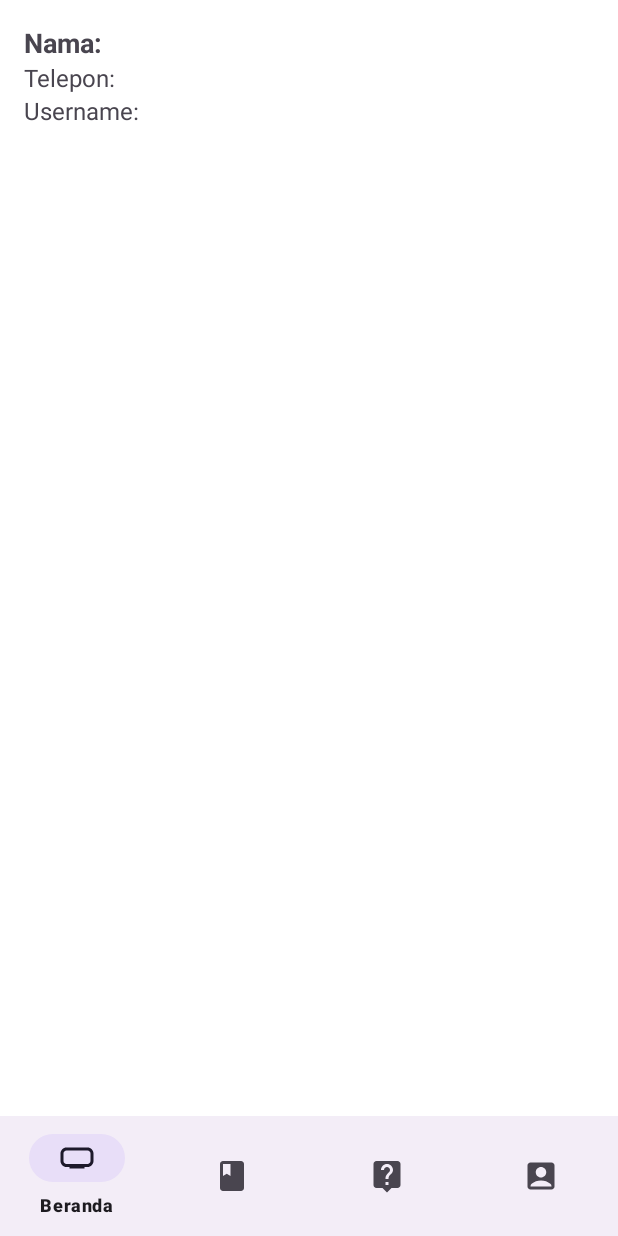
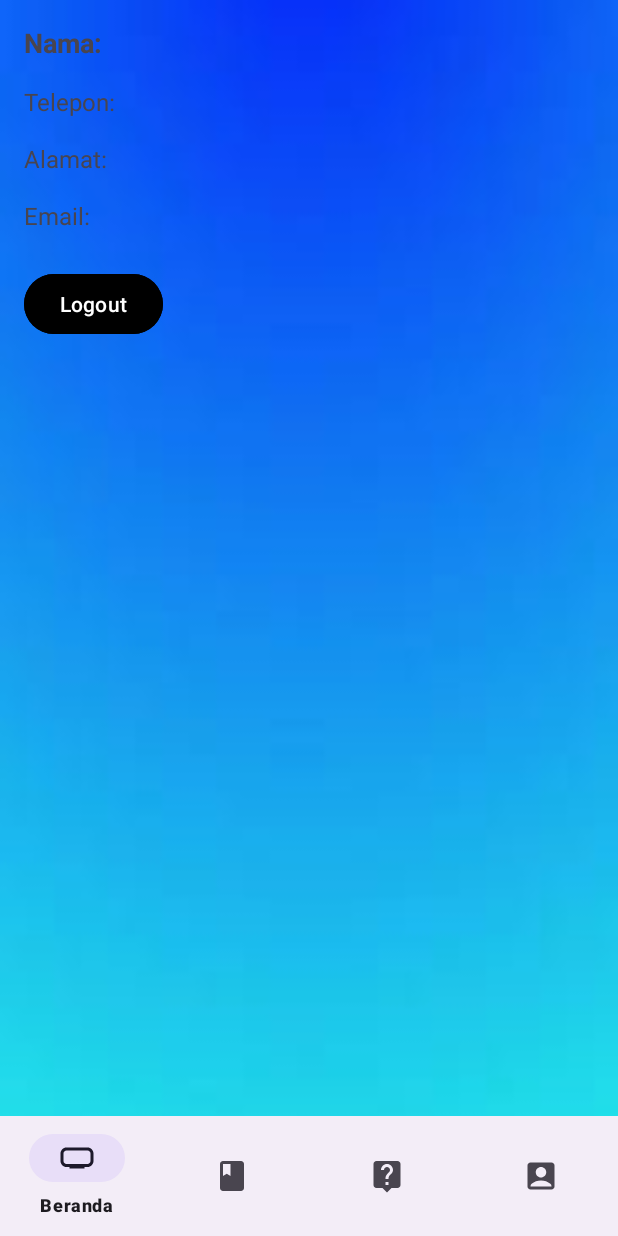
Before and after one commit to farhannovaldi/AplikasiDonasiMakanan, an Android app: the fragment AkunFragment placed in its activity, on a phone screen of 412 x 824 dp. Run offline under Robolectric (Android 15) with nearby library versions, the phone set to English and light mode, and no system bars; our stand-ins replace Firebase (no records; nobody signed in at launch, a user with empty details on screens opened directly).

Commit message:
Penambahan mainactivity

```diff
--- a/app/src/main/java/com/project/nvl/aplikasidonasimakanan/AkunFragment.java
+++ b/app/src/main/java/com/project/nvl/aplikasidonasimakanan/AkunFragment.java
@@ -1,9 +1,12 @@
 package com.project.nvl.aplikasidonasimakanan;
 
+import android.content.Intent;
 import android.os.Bundle;
+import android.util.Log;
 import android.view.LayoutInflater;
 import android.view.View;
 import android.view.ViewGroup;
+import android.widget.Button;
 import android.widget.TextView;
 
 import androidx.annotation.NonNull;
@@ -20,58 +23,74 @@ import com.google.firebase.database.ValueEventListener;
 
 public class AkunFragment extends Fragment {
 
-    private TextView namaTextView;
-    private TextView teleponTextView;
-    private TextView usernameTextView;
+    private TextView textNama;
+    private TextView textTelepon;
+    private TextView textAlamat;
+    private TextView textEmail;
+    private Button btnLogout; // Tambahkan ini
 
-    private FirebaseAuth mAuth;
-    private DatabaseReference usersRef;
-
+    @Nullable
     @Override
-    public View onCreateView(LayoutInflater inflater, ViewGroup container,
-                             Bundle savedInstanceState) {
-        // Inflate the layout for this fragment
+    public View onCreateView(@NonNull LayoutInflater inflater, @Nullable ViewGroup container, @Nullable Bundle savedInstanceState) {
         View view = inflater.inflate(R.layout.fragment_akun, container, false);
 
-        namaTextView = view.findViewById(R.id.namaTextView);
-        teleponTextView = view.findViewById(R.id.teleponTextView);
-        usernameTextView = view.findViewById(R.id.usernameTextView);
+        // Inisialisasi view
+        textNama = view.findViewById(R.id.textNama);
+        textTelepon = view.findViewById(R.id.textTelepon);
+        textAlamat = view.findViewById(R.id.textAlamat);
+        textEmail = view.findViewById(R.id.textEmail);
+        btnLogout = view.findViewById(R.id.btnLogout); // Tambahkan ini
 
-        mAuth = FirebaseAuth.getInstance();
-        FirebaseUser currentUser = mAuth.getCurrentUser();
+        FirebaseUser currentUser = FirebaseAuth.getInstance().getCurrentUser();
 
         if (currentUser != null) {
-            String uid = currentUser.getUid();
-            usersRef = FirebaseDatabase.getInstance().getReference().child("users").child(uid);
+            DatabaseReference userRef = FirebaseDatabase.getInstance().getReference().child("users").child(currentUser.getUid());
 
-            usersRef.addValueEventListener(new ValueEventListener() {
+            userRef.addValueEventListener(new ValueEventListener() {
                 @Override
-                public void onDataChange(@NonNull DataSnapshot dataSnapshot) {
-                    if (dataSnapshot.exists()) {
-                        String nama = dataSnapshot.child("nama").getValue(String.class);
-                        String telepon = dataSnapshot.child("telepon").getValue(String.class);
-                        String username = dataSnapshot.child("username").getValue(String.class);
+                public void onDataChange(@NonNull DataSnapshot snapshot) {
+                    if (snapshot.exists()) {
+                        Log.d("AkunFragment", "DataSnapshot: " + snapshot.getValue());
 
-                        // Set nilai TextView sesuai dengan data pengguna
-                        if (nama != null) {
-                            namaTextView.setText("Nama: " + nama);
-                        }
-                        if (telepon != null) {
-                            teleponTextView.setText("Telepon: " + telepon);
-                        }
-                        if (username != null) {
-                            usernameTextView.setText("Username: " + username);
-                        }
+                        String nama = snapshot.child("nama").getValue(String.class);
+                        String email = currentUser.getEmail();
+
+                        textNama.setText("Nama: " + nama);
+                        textEmail.setText("Email: " + email);
+
+                        // Mengambil data telepon dan alamat dari database
+                        String telepon = snapshot.child("telepon").getValue(String.class);
+                        String alamat = snapshot.child("alamat").getValue(String.class);
+
+                        Log.d("AkunFragment", "Telepon: " + telepon);
+                        Log.d("AkunFragment", "Alamat: " + alamat);
+
                     }
                 }
 
+
+
                 @Override
-                public void onCancelled(@NonNull DatabaseError databaseError) {
-                    // Handle errors
+                public void onCancelled(@NonNull DatabaseError error) {
+                    // Handle kegagalan baca data
                 }
             });
         }
 
+        btnLogout.setOnClickListener(new View.OnClickListener() {
+            @Override
+            public void onClick(View v) {
+                logout();
+            }
+        });
+
         return view;
     }
+
+    public void logout() {
+        FirebaseAuth.getInstance().signOut();
+        Intent intent = new Intent(getActivity(), LoginActivity.class);
+        startActivity(intent);
+        getActivity().finish();
+    }
 }
--- a/app/src/main/res/layout/activity_login.xml
+++ b/app/src/main/res/layout/activity_login.xml
@@ -50,11 +50,11 @@
             android:src="@drawable/logo_apk" />
 
         <EditText
-            android:id="@+id/userName"
+            android:id="@+id/userEmail"
             android:layout_width="match_parent"
             android:layout_height="wrap_content"
             android:layout_marginBottom="8dp"
-            android:hint="Username"
+            android:hint="Email"
             android:inputType="textEmailAddress"
             android:padding="12dp" />
 
--- a/app/src/main/res/layout/fragment_akun.xml
+++ b/app/src/main/res/layout/fragment_akun.xml
@@ -1,32 +1,56 @@
-<LinearLayout
+<RelativeLayout
     xmlns:android="http://schemas.android.com/apk/res/android"
-    xmlns:tools="http://schemas.android.com/tools"
     android:layout_width="match_parent"
     android:layout_height="match_parent"
-    android:background="#FFFFFF"
-    android:padding="16dp"
-    android:orientation="vertical">
+    android:padding="16dp">
 
     <TextView
-        android:id="@+id/namaTextView"
+        android:id="@+id/textNama"
         android:layout_width="wrap_content"
         android:layout_height="wrap_content"
-        android:text="Nama: "
+        android:text="Nama:"
         android:textSize="18sp"
-        android:textStyle="bold" />
+        android:textStyle="bold"
+        android:layout_marginBottom="8dp"/>
 
     <TextView
-        android:id="@+id/teleponTextView"
+        android:id="@+id/textTelepon"
         android:layout_width="wrap_content"
         android:layout_height="wrap_content"
-        android:text="Telepon: "
-        android:textSize="16sp" />
+        android:text="Telepon:"
+        android:textSize="16sp"
+        android:layout_below="@id/textNama"
+        android:layout_marginTop="8dp"
+        android:layout_marginBottom="8dp"/>
 
     <TextView
-        android:id="@+id/usernameTextView"
+        android:id="@+id/textAlamat"
         android:layout_width="wrap_content"
         android:layout_height="wrap_content"
-        android:text="Username: "
-        android:textSize="16sp" />
+        android:text="Alamat:"
+        android:textSize="16sp"
+        android:layout_below="@id/textTelepon"
+        android:layout_marginTop="8dp"
+        android:layout_marginBottom="8dp"/>
 
-</LinearLayout>
+    <TextView
+        android:id="@+id/textEmail"
+        android:layout_width="wrap_content"
+        android:layout_height="wrap_content"
+        android:text="Email:"
+        android:textSize="16sp"
+        android:layout_below="@id/textAlamat"
+        android:layout_marginTop="8dp"
+        android:layout_marginBottom="8dp"/>
+
+    <Button
+        android:id="@+id/btnLogout"
+        android:layout_width="wrap_content"
+        android:layout_height="wrap_content"
+        android:text="Logout"
+        android:layout_below="@id/textEmail"
+        android:layout_marginTop="16dp"
+        android:onClick="logout"
+        android:backgroundTint="@color/black"/>
+
+</RelativeLayout>
--- a/build.gradle
+++ b/build.gradle
@@ -4,5 +4,6 @@ buildscript {
     }
 }// Top-level build file where you can add configuration options common to all sub-projects/modules.
 plugins {
-id 'com.android.application' version '8.1.3' apply false
+    id 'com.android.application' version '8.1.3' apply false
+    id 'com.google.gms.google-services' version '4.4.0' apply false
 }
```
Also changed, not shown: app/build.gradle (+5 -2 lines), app/src/main/java/com/project/nvl/aplikasidonasimakanan/LoginActivity.java (+70 -49 lines), app/src/main/java/com/project/nvl/aplikasidonasimakanan/MainActivity.java (+11 -5 lines), app/src/main/java/com/project/nvl/aplikasidonasimakanan/RegisterActivity.java (+91 -22 lines), app/src/main/res/layout/activity_register.xml (+21 -3 lines).
